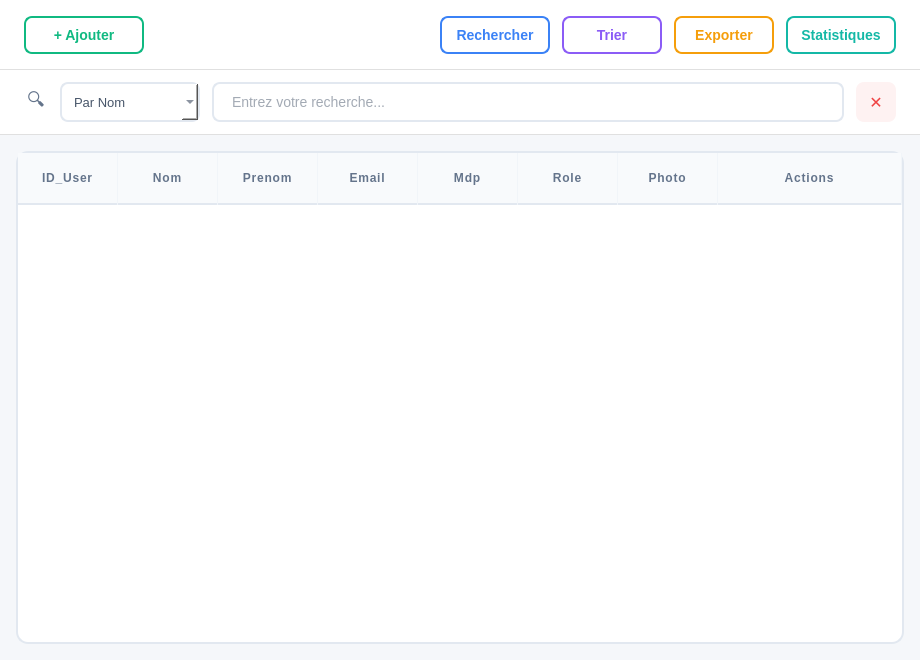
First picture: the form in users.ui, repository Mohamedrayenouerghui/Smart_Reaseach_Publication_Management, before the edit.
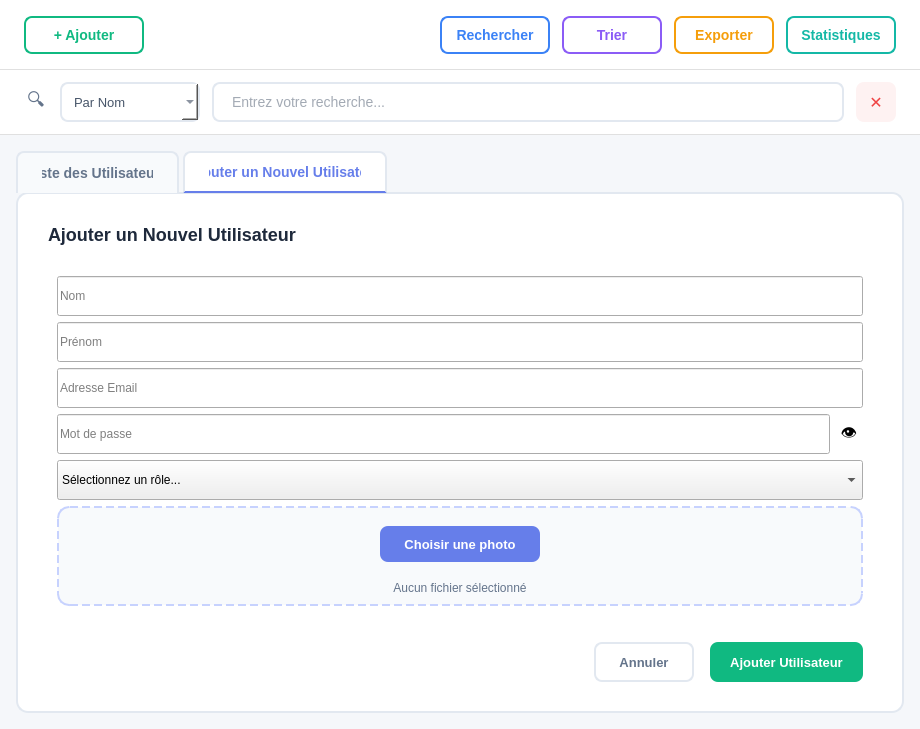
Second picture: the form after the edit.

Commit message: Update login and users modules for research management system

Patch:
```diff
--- a/users.ui
+++ b/users.ui
@@ -7,15 +7,14 @@
     <x>0</x>
     <y>0</y>
     <width>920</width>
-    <height>660</height>
+    <height>729</height>
    </rect>
   </property>
   <property name="windowTitle">
    <string>Users</string>
   </property>
   <property name="styleSheet">
-   <string notr="true">
-}</string>
+   <string notr="true"/>
   </property>
   <layout class="QVBoxLayout" name="mainLayout">
    <property name="spacing">
@@ -495,9 +494,7 @@
    <item>
     <widget class="QWidget" name="contentArea" native="true">
      <property name="styleSheet">
-      <string notr="true">QWidget#contentArea {
-    background-color: #F5F7FA;
-}</string>
+      <string notr="true">QWidget#contentArea { background-color: #F5F7FA; }</string>
      </property>
      <layout class="QVBoxLayout" name="contentLayout">
       <property name="spacing">
@@ -516,97 +513,448 @@
        <number>16</number>
       </property>
       <item>
-       <widget class="QTableWidget" name="usersTable">
+       <widget class="QTabWidget" name="usersTabWidget">
         <property name="styleSheet">
-         <string notr="true">QTableWidget {
-    background-color: #FFFFFF;
-    border: 1.5px solid #E2E8F0;
-    border-radius: 12px;
-    gridline-color: #F1F5F9;
-    font-family: 'Segoe UI', 'Roboto', sans-serif;
-}
-QTableWidget::item {
-    padding: 14px;
-    border-bottom: 1px solid #F1F5F9;
-    color: #475569;
-    font-size: 13px;
-}
-QTableWidget::item:selected {
-    background-color: #F1F5F9;
-    color: #1E293B;
-}
-QHeaderView::section {
-    background-color: #F8FAFC;
-    color: #64748B;
-    padding: 16px;
-    border: none;
-    border-bottom: 2px solid #E2E8F0;
-    border-right: 1px solid #F1F5F9;
-    font-weight: 600;
-    font-size: 12px;
-    text-transform: uppercase;
-    font-family: 'Segoe UI', 'Roboto', sans-serif;
-    letter-spacing: 0.8px;
-}</string>
+         <string notr="true">QTabWidget::pane { border: 1.5px solid #E2E8F0; border-radius: 12px; background-color: #FFFFFF; top: -1px; }
+   QTabBar::tab { background-color: #F8FAFC; color: #64748B; padding: 12px 24px; border: 1.5px solid #E2E8F0; border-bottom: none; border-top-left-radius: 8px; border-top-right-radius: 8px; font-family: 'Segoe UI', sans-serif; font-size: 14px; font-weight: 600; margin-right: 4px; }
+   QTabBar::tab:selected { background-color: #FFFFFF; color: #667eea; border-bottom: 2px solid #667eea; }
+   QTabBar::tab:hover:!selected { background-color: #EEF2FF; color: #667eea; }</string>
         </property>
-        <property name="editTriggers">
-         <set>QAbstractItemView::EditTrigger::NoEditTriggers</set>
+        <property name="currentIndex">
+         <number>1</number>
         </property>
-        <property name="alternatingRowColors">
-         <bool>true</bool>
-        </property>
-        <property name="selectionMode">
-         <enum>QAbstractItemView::SelectionMode::SingleSelection</enum>
-        </property>
-        <property name="selectionBehavior">
-         <enum>QAbstractItemView::SelectionBehavior::SelectRows</enum>
-        </property>
-        <attribute name="horizontalHeaderStretchLastSection">
-         <bool>true</bool>
-        </attribute>
-        <attribute name="verticalHeaderVisible">
-         <bool>false</bool>
-        </attribute>
-        <column>
-         <property name="text">
-          <string>ID_User</string>
-         </property>
-        </column>
-        <column>
-         <property name="text">
-          <string>Nom</string>
-         </property>
-        </column>
-        <column>
-         <property name="text">
-          <string>Prenom</string>
-         </property>
-        </column>
-        <column>
-         <property name="text">
-          <string>Email</string>
-         </property>
-        </column>
-        <column>
-         <property name="text">
-          <string>Mdp</string>
-         </property>
-        </column>
-        <column>
-         <property name="text">
-          <string>Role</string>
-         </property>
-        </column>
-        <column>
-         <property name="text">
-          <string>Photo</string>
-         </property>
-        </column>
-        <column>
-         <property name="text">
-          <string>Actions</string>
-         </property>
-        </column>
+        <widget class="QWidget" name="listTab">
+         <attribute name="title">
+          <string>Liste des Utilisateurs</string>
+         </attribute>
+         <layout class="QVBoxLayout" name="listTabLayout">
+          <item>
+           <widget class="QTableWidget" name="usersTable">
+            <property name="styleSheet">
+             <string notr="true">QTableWidget { background-color: #FFFFFF; border: none; gridline-color: #F1F5F9; font-family: 'Segoe UI', sans-serif; }
+   QHeaderView::section { background-color: #F8FAFC; color: #64748B; padding: 16px; border: none; border-bottom: 2px solid #E2E8F0; font-weight: 600; font-size: 12px; }</string>
+            </property>
+            <attribute name="verticalHeaderVisible">
+             <bool>false</bool>
+            </attribute>
+            <column>
+             <property name="text">
+              <string>ID_User</string>
+             </property>
+            </column>
+            <column>
+             <property name="text">
+              <string>Nom</string>
+             </property>
+            </column>
+            <column>
+             <property name="text">
+              <string>Prenom</string>
+             </property>
+            </column>
+            <column>
+             <property name="text">
+              <string>Email</string>
+             </property>
+            </column>
+            <column>
+             <property name="text">
+              <string>Mdp</string>
+             </property>
+            </column>
+            <column>
+             <property name="text">
+              <string>Role</string>
+             </property>
+            </column>
+            <column>
+             <property name="text">
+              <string>Photo</string>
+             </property>
+            </column>
+            <column>
+             <property name="text">
+              <string>Actions</string>
+             </property>
+            </column>
+           </widget>
+          </item>
+         </layout>
+        </widget>
+        <widget class="QWidget" name="addTab">
+         <attribute name="title">
+          <string>Ajouter un Nouvel Utilisateur</string>
+         </attribute>
+         <layout class="QVBoxLayout" name="addTabLayout">
+          <property name="spacing">
+           <number>12</number>
+          </property>
+          <property name="leftMargin">
+           <number>30</number>
+          </property>
+          <property name="topMargin">
+           <number>20</number>
+          </property>
+          <property name="rightMargin">
+           <number>30</number>
+          </property>
+          <property name="bottomMargin">
+           <number>20</number>
+          </property>
+          <item>
+           <widget class="QLabel" name="formTitleLabelUser">
+            <property name="styleSheet">
+             <string notr="true">font-size: 18px; font-weight: 600; color: #1E293B;</string>
+            </property>
+            <property name="text">
+             <string>Ajouter un Nouvel Utilisateur</string>
+            </property>
+           </widget>
+          </item>
+          <item>
+           <widget class="QWidget" name="formWidgetUser" native="true">
+            <layout class="QVBoxLayout" name="formLayoutUser">
+             <item>
+              <widget class="QLineEdit" name="nomInput">
+               <property name="minimumSize">
+                <size>
+                 <width>0</width>
+                 <height>40</height>
+                </size>
+               </property>
+               <property name="placeholderText">
+                <string>Nom</string>
+               </property>
+              </widget>
+             </item>
+             <item>
+              <widget class="QLineEdit" name="prenomInput">
+               <property name="minimumSize">
+                <size>
+                 <width>0</width>
+                 <height>40</height>
+                </size>
+               </property>
+               <property name="placeholderText">
+                <string>Prénom</string>
+               </property>
+              </widget>
+             </item>
+             <item>
+              <widget class="QLineEdit" name="emailInput">
+               <property name="minimumSize">
+                <size>
+                 <width>0</width>
+                 <height>40</height>
+                </size>
+               </property>
+               <property name="placeholderText">
+                <string>Adresse Email</string>
+               </property>
+              </widget>
+             </item>
+             <item>
+              <widget class="QWidget" name="passwordWrapper" native="true">
+               <layout class="QHBoxLayout" name="passwordHorizontalLayout">
+                <property name="spacing">
+                 <number>5</number>
+                </property>
+                <property name="leftMargin">
+                 <number>0</number>
+                </property>
+                <property name="topMargin">
+                 <number>0</number>
+                </property>
+                <property name="rightMargin">
+                 <number>0</number>
+                </property>
+                <property name="bottomMargin">
+                 <number>0</number>
+                </property>
+                <item>
+                 <widget class="QLineEdit" name="mdpInput">
+                  <property name="minimumSize">
+                   <size>
+                    <width>0</width>
+                    <height>40</height>
+                   </size>
+                  </property>
+                  <property name="echoMode">
+                   <enum>QLineEdit::EchoMode::Password</enum>
+                  </property>
+                  <property name="placeholderText">
+                   <string>Mot de passe</string>
+                  </property>
+                 </widget>
+                </item>
+                <item>
+                 <widget class="QToolButton" name="btnTogglePassword">
+                  <property name="cursor">
+                   <cursorShape>PointingHandCursor</cursorShape>
+                  </property>
+                  <property name="styleSheet">
+                   <string>QToolButton { border: none; background: transparent; font-size: 16px; }</string>
+                  </property>
+                  <property name="text">
+                   <string>👁️</string> </property>
+                 </widget>
+                </item>
+               </layout>
+              </widget>
+             </item>
+             <item>
+              <widget class="QComboBox" name="roleCombo">
+               <property name="minimumSize">
+                <size>
+                 <width>0</width>
+                 <height>40</height>
+                </size>
+               </property>
+               <item>
+                <property name="text">
+                 <string>Sélectionnez un rôle...</string>
+                </property>
+               </item>
+               <item>
+                <property name="text">
+                 <string>Admin</string>
+                </property>
+               </item>
+               <item>
+                <property name="text">
+                 <string>Enseignant</string>
+                </property>
+               </item>
+               <item>
+                <property name="text">
+                 <string>Responsable RH</string>
+                </property>
+               </item>
+               <item>
+                <property name="text">
+                 <string>Chef de Service Recherche</string>
+                </property>
+               </item>
+               <item>
+                <property name="text">
+                 <string>Expert Evaluateur</string>
+                </property>
+               </item>
+               <item>
+                <property name="text">
+                 <string>Directeur de Conference</string>
+                </property>
+               </item>
+               <item>
+                <property name="text">
+                 <string>Directeur de Laboratoire</string>
+                </property>
+               </item>
+              </widget>
+             </item>
+             <item>
+              <widget class="QWidget" name="photoUploadWidget" native="true">
+               <property name="minimumSize">
+                <size>
+                 <width>0</width>
+                 <height>120</height>
+                </size>
+               </property>
+               <property name="styleSheet">
+                <string notr="true">QWidget#photoUploadWidget {
+                 border: 2px dashed #C7D2FE;
+                 border-radius: 12px;
+                 background-color: #F8FAFC;
+                 /* C'est cette ligne qui empêche le chevauchement */
+                 margin-bottom: 20px;
+             }</string>
+               </property>
+               <layout class="QVBoxLayout" name="photoUploadLayout">
+                <property name="spacing">
+                 <number>8</number>
+                </property>
+                <property name="leftMargin">
+                 <number>20</number>
+                </property>
+                <property name="topMargin">
+                 <number>20</number>
+                </property>
+                <property name="rightMargin">
+                 <number>20</number>
+                </property>
+                <property name="bottomMargin">
+                 <number>20</number>
+                </property>
+                <item alignment="Qt::AlignmentFlag::AlignHCenter">
+                 <widget class="QPushButton" name="uploadPhotoButton">
+                  <property name="minimumSize">
+                   <size>
+                    <width>160</width>
+                    <height>36</height>
+                   </size>
+                  </property>
+                  <property name="maximumSize">
+                   <size>
+                    <width>160</width>
+                    <height>36</height>
+                   </size>
+                  </property>
+                  <property name="cursor">
+                   <cursorShape>PointingHandCursor</cursorShape>
+                  </property>
+                  <property name="styleSheet">
+                   <string notr="true">QPushButton {
+                 background-color: #667eea;
+                 color: white;
+                 border: none;
+                 border-radius: 8px;
+                 font-family: 'Segoe UI', sans-serif;
+                 font-size: 13px;
+                 font-weight: 600;
+                 padding: 8px 16px;
+             }
+             QPushButton:hover {
+                 background-color: #5568d3;
+             }
+             QPushButton:pressed {
+                 background-color: #4c51bf;
+             }</string>
+                  </property>
+                  <property name="text">
+                   <string>Choisir une photo</string>
+                  </property>
+                 </widget>
+                </item>
+                <item>
+                 <widget class="QLabel" name="photoFileNameLabel">
+                  <property name="styleSheet">
+                   <string notr="true">font-size: 12px;
+             color: #64748B; background: transparent;</string>
+                  </property>
+                  <property name="text">
+                   <string>Aucun fichier sélectionné</string>
+                  </property>
+                  <property name="alignment">
+                   <set>Qt::AlignmentFlag::AlignCenter</set>
+                  </property>
+                 </widget>
+                </item>
+               </layout>
+              </widget>
+             </item>
+             <item>
+              <widget class="QWidget" name="buttonWidgetUser" native="true">
+               <property name="styleSheet">
+                <string notr="true">QWidget#buttonWidgetUser {
+                 background-color: transparent;
+             }</string>
+               </property>
+               <layout class="QHBoxLayout" name="buttonLayoutUser">
+                <property name="spacing">
+                 <number>16</number>
+                </property>
+                <property name="leftMargin">
+                 <number>0</number>
+                </property>
+                <property name="topMargin">
+                 <number>10</number>
+                </property>
+                <property name="rightMargin">
+                 <number>0</number>
+                </property>
+                <property name="bottomMargin">
+                 <number>0</number>
+                </property>
+                <item>
+                 <spacer name="spacer">
+                  <property name="orientation">
+                   <enum>Qt::Orientation::Horizontal</enum>
+                  </property>
+                  <property name="sizeHint" stdset="0">
+                   <size>
+                    <width>40</width>
+                    <height>20</height>
+                   </size>
+                  </property>
+                 </spacer>
+                </item>
+                <item>
+                 <widget class="QPushButton" name="cancelButtonUser">
+                  <property name="minimumSize">
+                   <size>
+                    <width>100</width>
+                    <height>40</height>
+                   </size>
+                  </property>
+                  <property name="cursor">
+                   <cursorShape>PointingHandCursor</cursorShape>
+                  </property>
+                  <property name="styleSheet">
+                   <string notr="true">QPushButton {
+                 background-color: transparent;
+                 color: #64748B;
+                 border: 2px solid #E2E8F0;
+                 border-radius: 8px;
+                 font-family: 'Segoe UI', sans-serif;
+                 font-size: 13px;
+                 font-weight: 600;
+                 padding: 8px 20px;
+             }
+             QPushButton:hover {
+                 background-color: #F8FAFC;
+                 border-color: #CBD5E1;
+             }
+             QPushButton:pressed {
+                 background-color: #F1F5F9;
+             }</string>
+                  </property>
+                  <property name="text">
+                   <string>Annuler</string>
+                  </property>
+                 </widget>
+                </item>
+                <item>
+                 <widget class="QPushButton" name="submitButtonUser">
+                  <property name="minimumSize">
+                   <size>
+                    <width>140</width>
+                    <height>40</height>
+                   </size>
+                  </property>
+                  <property name="cursor">
+                   <cursorShape>PointingHandCursor</cursorShape>
+                  </property>
+                  <property name="styleSheet">
+                   <string notr="true">QPushButton {
+                 background-color: #10B981;
+                 color: white;
+                 border: none;
+                 border-radius: 8px;
+                 font-family: 'Segoe UI', sans-serif;
+                 font-size: 13px;
+                 font-weight: 600;
+                 padding: 8px 20px;
+             }
+             QPushButton:hover {
+                 background-color: #059669;
+             }
+             QPushButton:pressed {
+                 background-color: #047857;
+             }</string>
+                  </property>
+                  <property name="text">
+                   <string>Ajouter Utilisateur</string>
+                  </property>
+                 </widget>
+                </item>
+               </layout>
+              </widget>
+             </item>
+            </layout>
+           </widget>
+          </item>
+         </layout>
+        </widget>
        </widget>
       </item>
      </layout>
```
The commit also changes 8 other files.
